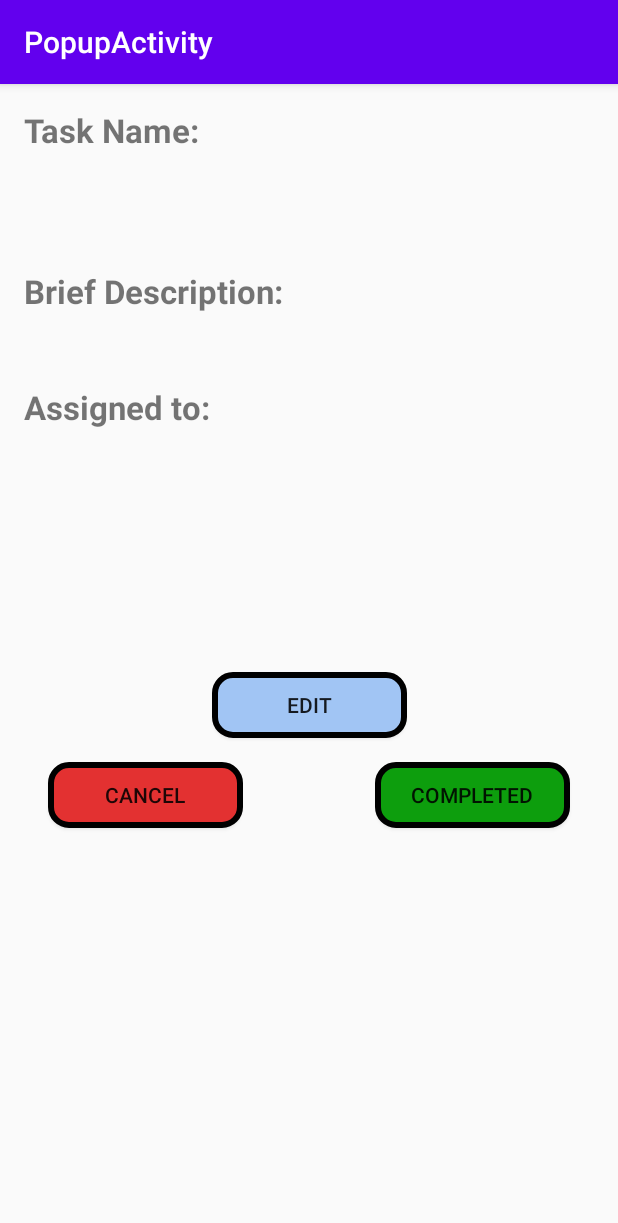
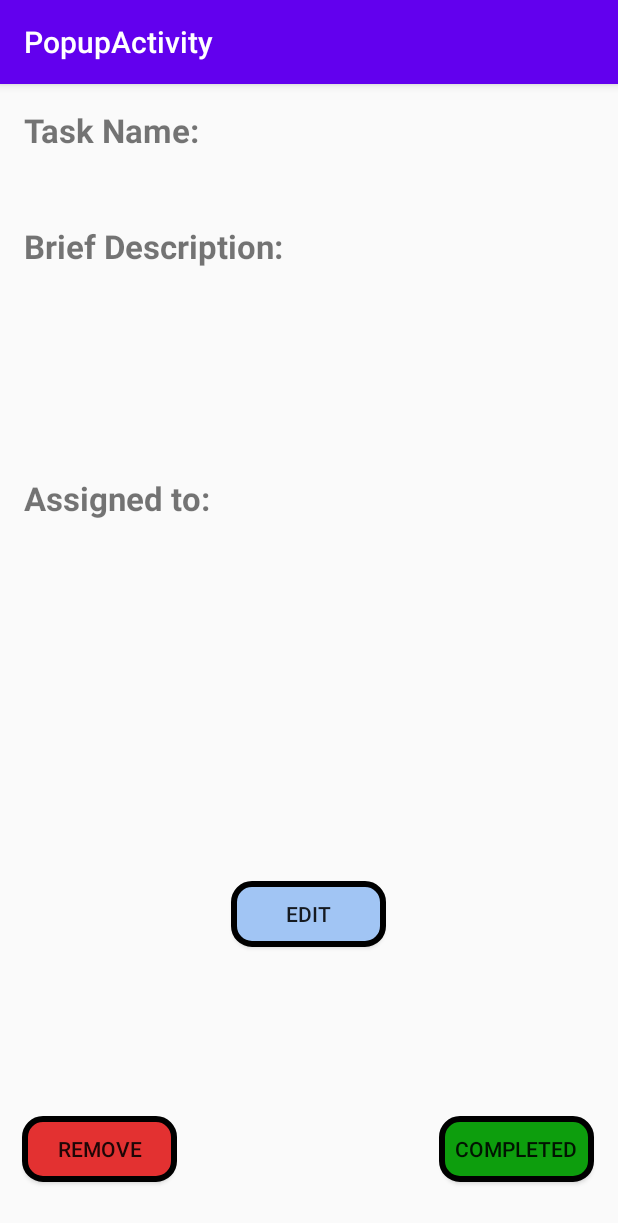
Before and after one commit to Haibhailie/ChildManager, an Android app: the PopupActivity screen opened directly, with no data from a screen before it, on a phone screen of 412 x 824 dp. Shown: the top 1223 px of the screen. Run offline under Robolectric (Android 15) with nearby library versions, the phone set to English and light mode, and no system bars; 6 statements that could not run were skipped.

Commit message:
Changes task popup button layout

```diff
--- a/app/src/main/res/layout/content_popup.xml
+++ b/app/src/main/res/layout/content_popup.xml
@@ -31,8 +31,8 @@
 
     <TextView
         android:id="@+id/popupDescription"
-        android:layout_width="wrap_content"
-        android:layout_height="wrap_content"
+        android:layout_width="348dp"
+        android:layout_height="118dp"
         android:layout_marginTop="8dp"
         android:ems="10"
         android:inputType="textMultiLine"
@@ -65,8 +65,8 @@
 
     <TextView
         android:id="@+id/popupTaskName"
-        android:layout_width="wrap_content"
-        android:layout_height="57dp"
+        android:layout_width="243dp"
+        android:layout_height="27dp"
         android:layout_marginTop="8dp"
         android:ems="10"
         android:inputType="textPersonName"
@@ -76,36 +76,41 @@
 
     <Button
         android:id="@+id/confirmTask"
-        android:layout_width="130dp"
+        android:layout_width="103dp"
         android:layout_height="44dp"
-        android:layout_marginTop="16dp"
-        android:layout_marginEnd="32dp"
+        android:layout_marginEnd="16dp"
+        android:layout_marginBottom="36dp"
         android:background="@drawable/confirm_button"
         android:text="Completed"
-        app:layout_constraintEnd_toEndOf="parent"
-        app:layout_constraintTop_toBottomOf="@+id/editTask" />
+        app:layout_constraintBottom_toBottomOf="parent"
+        app:layout_constraintEnd_toEndOf="parent" />
 
     <Button
         android:id="@+id/finishTask"
-        android:layout_width="130dp"
+        android:layout_width="103dp"
         android:layout_height="44dp"
-        android:layout_marginStart="32dp"
-        android:layout_marginTop="16dp"
+        android:layout_marginEnd="36dp"
+        android:layout_marginBottom="36dp"
         android:background="@drawable/cancel_button"
-        android:text="Cancel"
-        app:layout_constraintStart_toStartOf="parent"
-        app:layout_constraintTop_toBottomOf="@+id/editTask" />
+        android:text="Remove"
+        app:layout_constraintBottom_toBottomOf="parent"
+        app:layout_constraintEnd_toStartOf="@+id/editTask"
+        app:layout_constraintHorizontal_bias="1.0"
+        app:layout_constraintStart_toStartOf="parent" />
 
     <Button
         android:id="@+id/editTask"
-        android:layout_width="130dp"
+        android:layout_width="103dp"
         android:layout_height="44dp"
-        android:layout_marginTop="24dp"
+        android:layout_marginTop="92dp"
         android:background="@drawable/main_button"
         android:text="Edit"
-        app:layout_constraintEnd_toEndOf="@+id/popupChild"
+        app:layout_constraintBottom_toBottomOf="parent"
+        app:layout_constraintEnd_toStartOf="@+id/confirmTask"
+        app:layout_constraintHorizontal_bias="0.333"
         app:layout_constraintStart_toStartOf="@+id/popupChild"
-        app:layout_constraintTop_toBottomOf="@+id/popupChild" />
+        app:layout_constraintTop_toBottomOf="@+id/popupChild"
+        app:layout_constraintVertical_bias="0.051" />
 
     <ImageView
         android:id="@+id/childIcon"
```
